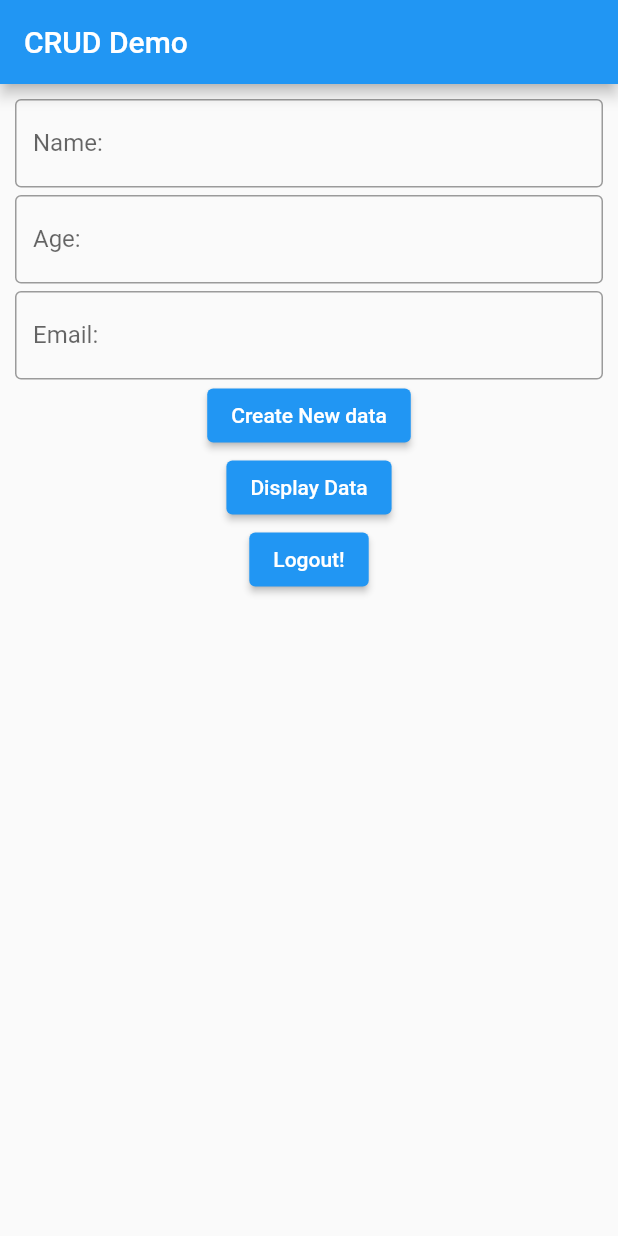
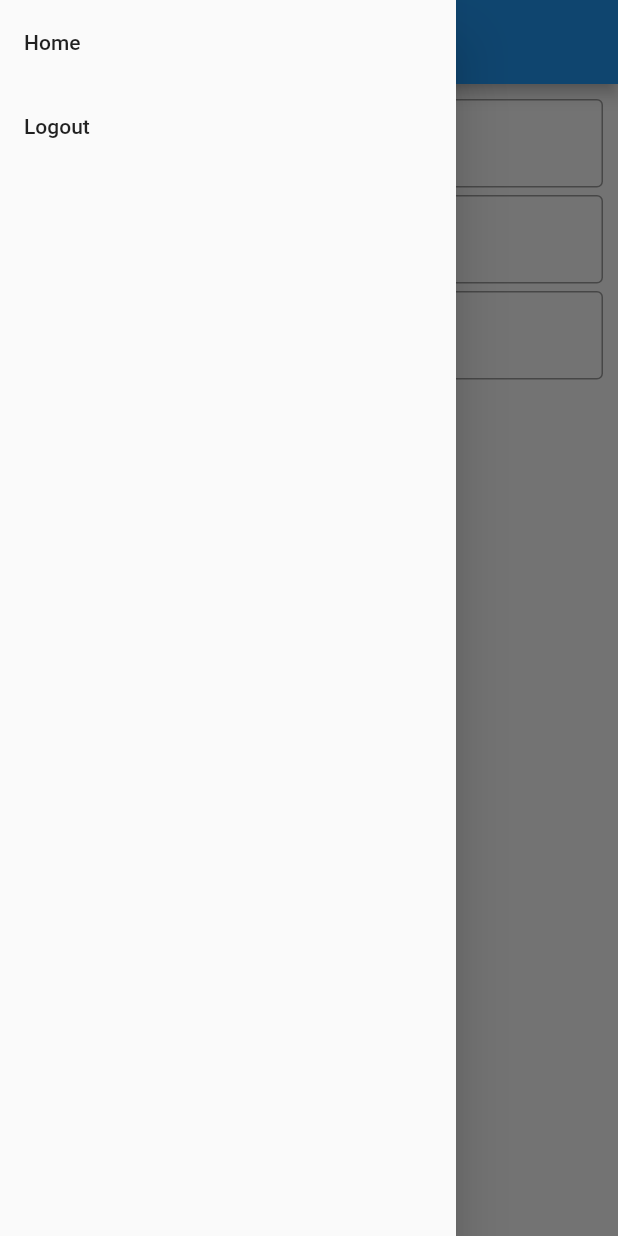
Before and after one commit to casfian/hellofirebase, a Flutter app: the screen it shows once a user with an empty profile is signed in, with the side drawer open (before the commit the screen has no drawer), on a phone screen of 412 x 824 dp. Run offline on Flutter 3.47's test engine with Material 2 defaults, Android fonts, the phone set to English and light mode, and no system bars; our stand-ins replace cloud_firestore, firebase_auth, firebase_core; accounts and stored records are empty; network calls fail.

Commit message:
tambah menu

```diff
--- a/lib/main.dart
+++ b/lib/main.dart
@@ -124,6 +124,25 @@ class Home extends StatelessWidget {
       appBar: AppBar(
         title: Text('CRUD Demo'),
       ),
+      drawer: Drawer(
+        child: ListView(
+          children: [
+            ListTile(
+              title: Text('Home'),
+              onTap: () {
+                Navigator.pop(context);
+              },
+            ),
+            ListTile(
+              title: Text('Logout'),
+              onTap: () {
+                context.read<AuthenticationProvider>().signOut();
+                Navigator.pop(context);
+              },
+            ),
+          ],
+        ),
+      ),
       body: Center(
         child: Container(
           margin: EdgeInsets.all(10),
```
